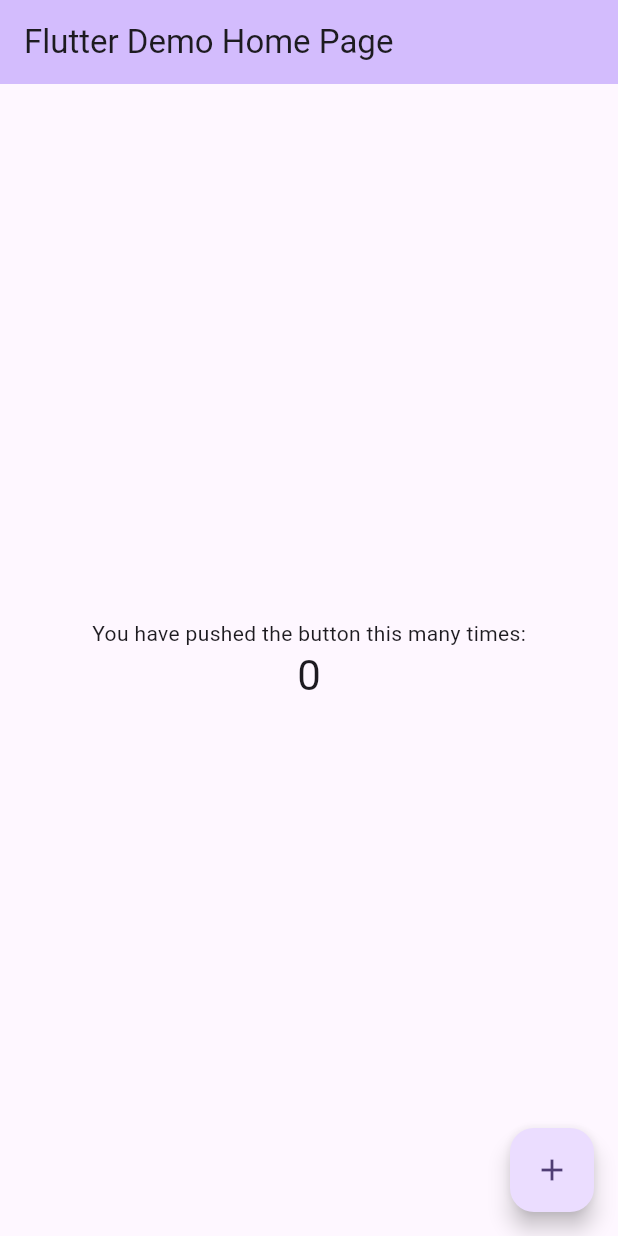
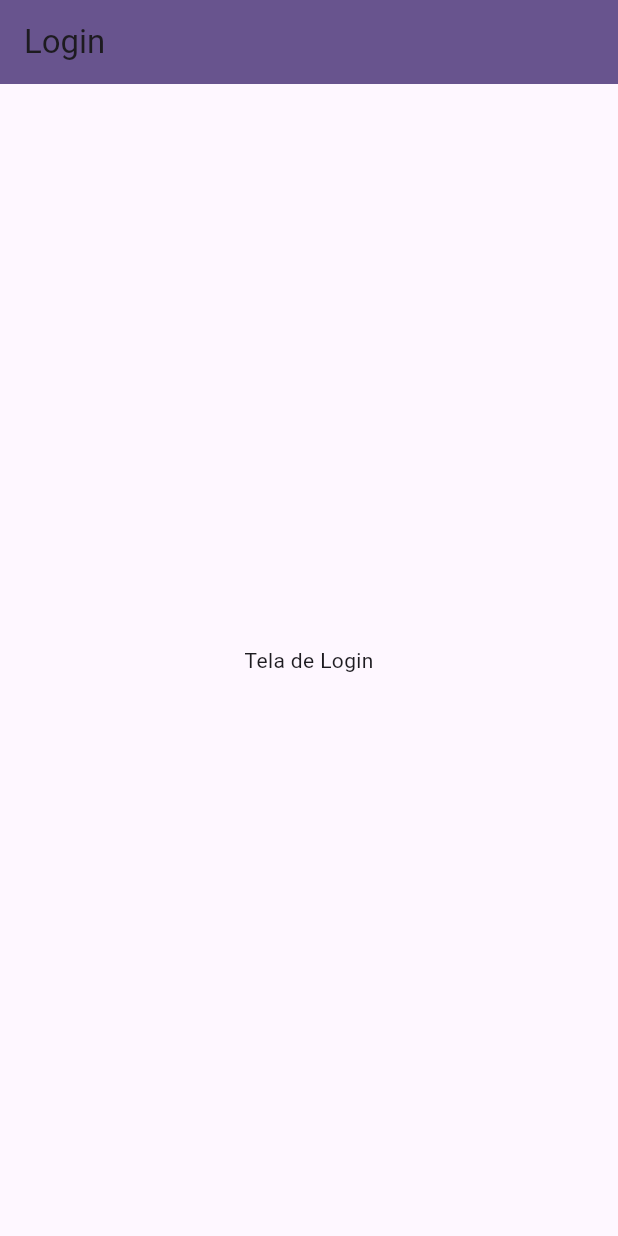
Before and after one commit to Redoze/Behome_-_DSI, a Flutter app: the screen it shows after launch, on a phone screen of 412 x 824 dp. Run offline on Flutter 3.47's test engine with Material 2 defaults, Android fonts, the phone set to English and light mode, and no system bars; our stand-ins replace firebase_auth, firebase_core; accounts and stored records are empty.

Commit message:
Initial Project Structure

```diff
--- a/lib/main.dart
+++ b/lib/main.dart
@@ -1,6 +1,9 @@
+import 'package:behome/services/auth_service.dart';
+import 'package:behome/widgets/auth_check.dart';
 import 'package:flutter/material.dart';
 import 'package:firebase_core/firebase_core.dart';
 import 'firebase_options.dart';
+import 'package:provider/provider.dart';
 
 void main() async {
   WidgetsFlutterBinding.ensureInitialized();
@@ -8,7 +11,14 @@ void main() async {
     options: DefaultFirebaseOptions.currentPlatform,
   );
 
-  runApp(const MyApp());
+  runApp(
+    MultiProvider(
+      providers: [
+        ChangeNotifierProvider(create: (context) => AuthService()),
+      ],
+      child: const MyApp(),
+    ),
+  );
 }
 
 class MyApp extends StatelessWidget {
@@ -20,113 +30,10 @@ class MyApp extends StatelessWidget {
     return MaterialApp(
       title: 'Flutter Demo',
       theme: ThemeData(
-        // This is the theme of your application.
-        //
-        // TRY THIS: Try running your application with "flutter run". You'll see
-        // the application has a blue toolbar. Then, without quitting the app,
-        // try changing the seedColor in the colorScheme below to Colors.green
-        // and then invoke "hot reload" (save your changes or press the "hot
-        // reload" button in a Flutter-supported IDE, or press "r" if you used
-        // the command line to start the app).
-        //
-        // Notice that the counter didn't reset back to zero; the application
-        // state is not lost during the reload. To reset the state, use hot
-        // restart instead.
-        //
-        // This works for code too, not just values: Most code changes can be
-        // tested with just a hot reload.
         colorScheme: ColorScheme.fromSeed(seedColor: Colors.deepPurple),
         useMaterial3: true,
       ),
-      home: const MyHomePage(title: 'Flutter Demo Home Page'),
+      home: const AuthCheck(),
     );
   }
 }
-
-class MyHomePage extends StatefulWidget {
-  const MyHomePage({super.key, required this.title});
-
-  // This widget is the home page of your application. It is stateful, meaning
-  // that it has a State object (defined below) that contains fields that affect
-  // how it looks.
-
-  // This class is the configuration for the state. It holds the values (in this
-  // case the title) provided by the parent (in this case the App widget) and
-  // used by the build method of the State. Fields in a Widget subclass are
-  // always marked "final".
-
-  final String title;
-
-  @override
-  State<MyHomePage> createState() => _MyHomePageState();
-}
-
-class _MyHomePageState extends State<MyHomePage> {
-  int _counter = 0;
-
-  void _incrementCounter() {
-    setState(() {
-      // This call to setState tells the Flutter framework that something has
-      // changed in this State, which causes it to rerun the build method below
-      // so that the display can reflect the updated values. If we changed
-      // _counter without calling setState(), then the build method would not be
-      // called again, and so nothing would appear to happen.
-      _counter++;
-    });
-  }
-
-  @override
-  Widget build(BuildContext context) {
-    // This method is rerun every time setState is called, for instance as done
-    // by the _incrementCounter method above.
-    //
-    // The Flutter framework has been optimized to make rerunning build methods
-    // fast, so that you can just rebuild anything that needs updating rather
-    // than having to individually change instances of widgets.
-    return Scaffold(
-      appBar: AppBar(
-        // TRY THIS: Try changing the color here to a specific color (to
-        // Colors.amber, perhaps?) and trigger a hot reload to see the AppBar
-        // change color while the other colors stay the same.
-        backgroundColor: Theme.of(context).colorScheme.inversePrimary,
-        // Here we take the value from the MyHomePage object that was created by
-        // the App.build method, and use it to set our appbar title.
-        title: Text(widget.title),
-      ),
-      body: Center(
-        // Center is a layout widget. It takes a single child and positions it
-        // in the middle of the parent.
-        child: Column(
-          // Column is also a layout widget. It takes a list of children and
-          // arranges them vertically. By default, it sizes itself to fit its
-          // children horizontally, and tries to be as tall as its parent.
-          //
-          // Column has various properties to control how it sizes itself and
-          // how it positions its children. Here we use mainAxisAlignment to
-          // center the children vertically; the main axis here is the vertical
-          // axis because Columns are vertical (the cross axis would be
-          // horizontal).
-          //
-          // TRY THIS: Invoke "debug painting" (choose the "Toggle Debug Paint"
-          // action in the IDE, or press "p" in the console), to see the
-          // wireframe for each widget.
-          mainAxisAlignment: MainAxisAlignment.center,
-          children: <Widget>[
-            const Text(
-              'You have pushed the button this many times:',
-            ),
-            Text(
-              '$_counter',
-              style: Theme.of(context).textTheme.headlineMedium,
-            ),
-          ],
-        ),
-      ),
-      floatingActionButton: FloatingActionButton(
-        onPressed: _incrementCounter,
-        tooltip: 'Increment',
-        child: const Icon(Icons.add),
-      ), // This trailing comma makes auto-formatting nicer for build methods.
-    );
-  }
-}
--- /dev/null
+++ b/lib/pages/login_page.dart
@@ -0,0 +1,23 @@
+import 'package:flutter/material.dart';
+
+class LoginPage extends StatefulWidget {
+  const LoginPage({super.key});
+
+  @override
+  State<LoginPage> createState() => _LoginPageState();
+}
+
+class _LoginPageState extends State<LoginPage> {
+  @override
+  Widget build(BuildContext context) {
+    return Scaffold(
+      appBar: AppBar(
+        backgroundColor: Theme.of(context).colorScheme.primary,
+        title: const Text('Login'),
+      ),
+      body: const Center(
+        child: Text('Tela de Login'),
+      ),
+    );
+  }
+}
--- /dev/null
+++ b/lib/widgets/auth_check.dart
@@ -0,0 +1,30 @@
+import 'package:behome/pages/home_page.dart';
+import 'package:behome/pages/login_page.dart';
+import 'package:behome/services/auth_service.dart';
+import 'package:flutter/material.dart';
+import 'package:provider/provider.dart';
+
+class AuthCheck extends StatefulWidget {
+  const AuthCheck({super.key});
+
+  @override
+  State<AuthCheck> createState() => _AuthCheckState();
+}
+
+class _AuthCheckState extends State<AuthCheck> {
+  @override
+  Widget build(BuildContext context) {
+    AuthService auth = Provider.of<AuthService>(context);
+    if (auth.isLoading) {
+      return const Center(
+        child: CircularProgressIndicator(),
+      );
+    }
+
+    if (auth.user == null) {
+      return const LoginPage();
+    }
+
+    return const HomePage();
+  }
+}
--- a/pubspec.yaml
+++ b/pubspec.yaml
@@ -30,10 +30,12 @@ environment:
 dependencies:
   flutter:
     sdk: flutter
-
+  provider: ^6.1.1
 
   # The following adds the Cupertino Icons font to your application.
   # Use with the CupertinoIcons class for iOS style icons.
+
+  # Firirbase
   cupertino_icons: ^1.0.2
   firebase_core: ^2.22.0
   firebase_auth: ^4.13.0
```
Also changed, not shown: lib/pages/home_page.dart (added, +23 -0 lines), lib/pages/register_page.dart (added, +23 -0 lines), lib/services/auth_service.dart (renamed from services/auth_service.dart), pubspec.lock.
